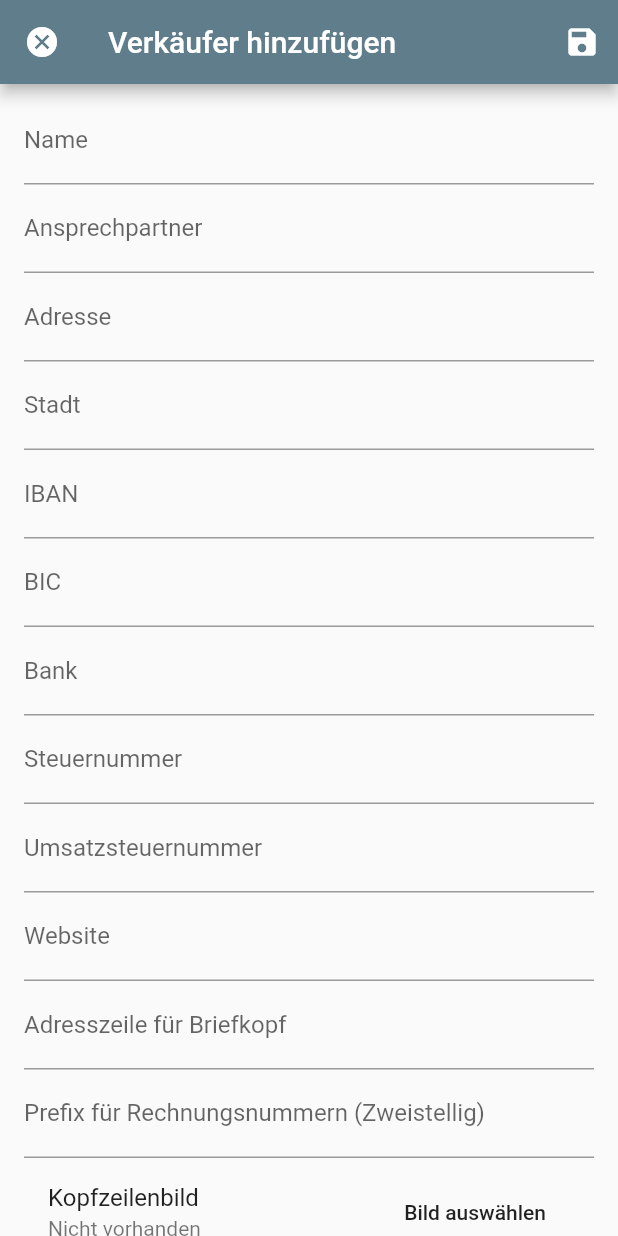
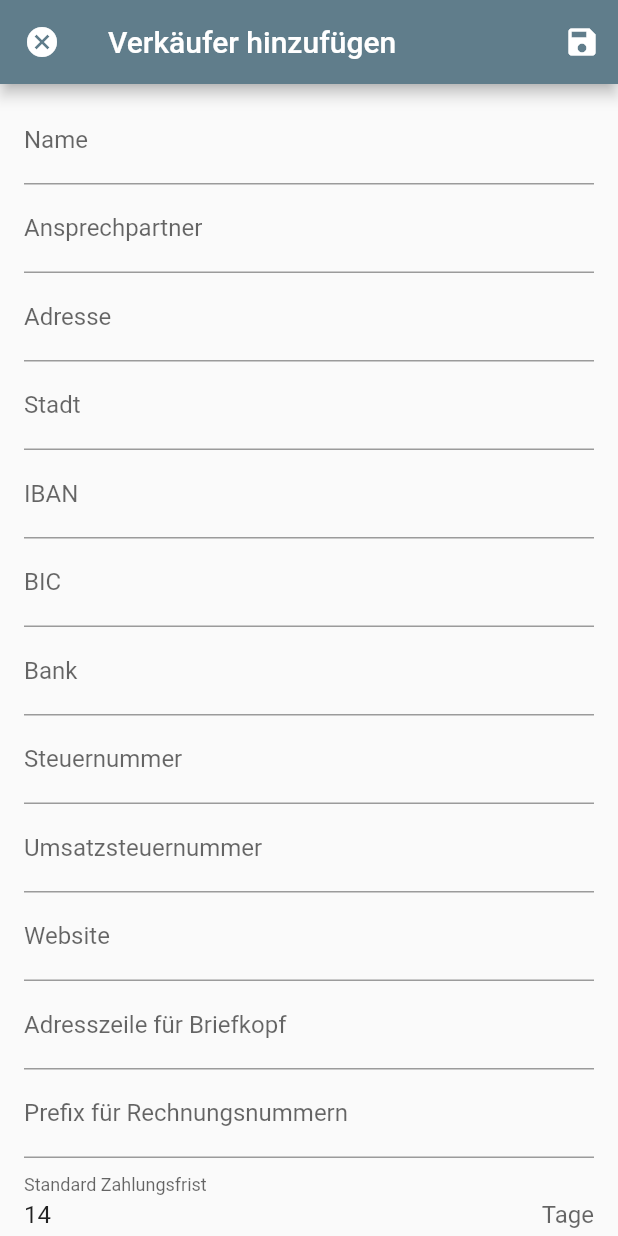
Before and after one commit to leontappe/bitter, a Flutter app: the VendorsPage screen opened by its route, after a tap on the "add" icon, on a phone screen of 412 x 824 dp. Run offline on Flutter 3.47's test engine with Material 2 defaults, Android fonts, the phone set to English and light mode, and no system bars; our stand-ins replace bloc, flutter_bloc, package_info, pdf; missing offline and left inert: file_chooser, mysql1; accounts and stored records are empty; statements that could not run were skipped.

Commit message:
add vendor-specific default payment goal and tax
Closes #18

```diff
--- a/lib/src/models/vendor.dart
+++ b/lib/src/models/vendor.dart
@@ -18,6 +18,9 @@ class Vendor {
   String fullAddress;
   String billPrefix;
 
+  int defaultDueDays;
+  int defaultTax;
+
   List<int> headerImage;
 
   Vendor({
@@ -34,6 +37,8 @@ class Vendor {
     this.website,
     @required this.fullAddress,
     @required this.billPrefix,
+    this.defaultDueDays,
+    this.defaultTax,
     this.headerImage,
   });
 
@@ -47,6 +52,8 @@ class Vendor {
         bank: null,
         fullAddress: null,
         billPrefix: null,
+        defaultDueDays: 14,
+        defaultTax: 19,
       );
 
   factory Vendor.fromMap(Map map) => Vendor(
@@ -63,6 +70,8 @@ class Vendor {
         website: (map['website'] != null) ? map['website'].toString() : null,
         fullAddress: map['full_address'].toString(),
         billPrefix: map['bill_prefix'].toString(),
+        defaultDueDays: map['default_due_days'] as int,
+        defaultTax: map['default_tax'] as int,
         headerImage:
             (map['header_image'] != null) ? base64.decode(map['header_image'].toString()) : null,
       );
@@ -80,6 +89,8 @@ class Vendor {
         'website': website,
         'full_address': fullAddress,
         'bill_prefix': billPrefix,
+        'default_due_days': defaultDueDays,
+        'default_tax': defaultTax,
         'header_image': (headerImage != null) ? base64.encode(headerImage) : null,
       };
 
--- a/lib/src/repositories/vendor_repository.dart
+++ b/lib/src/repositories/vendor_repository.dart
@@ -64,6 +64,8 @@ class VendorRepository<T extends DatabaseProvider> {
         'website',
         'full_address',
         'bill_prefix',
+        'default_due_days',
+        'default_tax',
         'header_image'
       ],
       [
@@ -80,6 +82,8 @@ class VendorRepository<T extends DatabaseProvider> {
         'TEXT',
         'TEXT',
         'TEXT',
+        'INTEGER',
+        'INTEGER',
         'TEXT'
       ],
       'id',
@@ -98,6 +102,8 @@ class VendorRepository<T extends DatabaseProvider> {
         false,
         false,
         true,
+        true,
+        true,
       ],
     );
   }
--- a/lib/src/settings/vendors/vendor_page.dart
+++ b/lib/src/settings/vendors/vendor_page.dart
@@ -113,7 +113,8 @@ class _VendorPageState extends State<VendorPage> {
                         newVendor.city = input;
                         _formKey.currentState.validate();
                         dirty = true;
-                        }),
+                      },
+                    ),
                     TextFormField(
                       initialValue: newVendor.iban,
                       maxLines: 1,
@@ -123,7 +124,8 @@ class _VendorPageState extends State<VendorPage> {
                         newVendor.iban = input;
                         _formKey.currentState.validate();
                         dirty = true;
-                        }),
+                      },
+                    ),
                     TextFormField(
                       initialValue: newVendor.bic,
                       maxLines: 1,
@@ -133,7 +135,8 @@ class _VendorPageState extends State<VendorPage> {
                         newVendor.bic = input;
                         _formKey.currentState.validate();
                         dirty = true;
-                        }),
+                      },
+                    ),
                     TextFormField(
                       initialValue: newVendor.bank,
                       maxLines: 1,
@@ -144,7 +147,8 @@ class _VendorPageState extends State<VendorPage> {
                         newVendor.bank = input;
                         _formKey.currentState.validate();
                         dirty = true;
-                        }),
+                      },
+                    ),
                     TextFormField(
                       initialValue: newVendor.taxNr,
                       maxLines: 1,
@@ -154,7 +158,8 @@ class _VendorPageState extends State<VendorPage> {
                         newVendor.taxNr = input;
                         _formKey.currentState.validate();
                         dirty = true;
-                        }),
+                      },
+                    ),
                     TextFormField(
                       initialValue: newVendor.vatNr,
                       maxLines: 1,
@@ -164,7 +169,8 @@ class _VendorPageState extends State<VendorPage> {
                         newVendor.vatNr = input;
                         _formKey.currentState.validate();
                         dirty = true;
-                        }),
+                      },
+                    ),
                     TextFormField(
                       initialValue: newVendor.website,
                       maxLines: 1,
@@ -172,7 +178,8 @@ class _VendorPageState extends State<VendorPage> {
                       onChanged: (String input) {
                         newVendor.website = input;
                         dirty = true;
-                        }),
+                      },
+                    ),
                     TextFormField(
                       initialValue: newVendor.fullAddress,
                       maxLines: 1,
@@ -182,18 +189,45 @@ class _VendorPageState extends State<VendorPage> {
                         newVendor.fullAddress = input;
                         _formKey.currentState.validate();
                         dirty = true;
-                        }),
+                      },
+                    ),
                     TextFormField(
                       maxLines: 1,
                       initialValue: newVendor.billPrefix,
-                        decoration:
-                            InputDecoration(labelText: 'Prefix für Rechnungsnummern (Zweistellig)'),
+                      decoration: InputDecoration(labelText: 'Prefix für Rechnungsnummern'),
                       validator: (input) => input.isEmpty ? 'Pflichtfeld' : null,
                       onChanged: (String input) {
                         newVendor.billPrefix = input;
                         _formKey.currentState.validate();
                         dirty = true;
-                        }),
+                      },
+                    ),
+                    TextFormField(
+                      maxLines: 1,
+                      initialValue: newVendor.defaultDueDays?.toString() ?? '14',
+                      keyboardType: TextInputType.numberWithOptions(),
+                      decoration:
+                          InputDecoration(labelText: 'Standard Zahlungsfrist', suffixText: 'Tage'),
+                      validator: (input) => input.isEmpty ? 'Pflichtfeld' : null,
+                      onChanged: (String input) {
+                        newVendor.defaultDueDays = int.parse(input);
+                        _formKey.currentState.validate();
+                        dirty = true;
+                      },
+                    ),
+                    TextFormField(
+                      maxLines: 1,
+                      initialValue: newVendor.defaultTax?.toString() ?? '19',
+                      keyboardType: TextInputType.numberWithOptions(),
+                      decoration:
+                          InputDecoration(labelText: 'Standard Umsatzsteuer', suffixText: '%'),
+                      validator: (input) => input.isEmpty ? 'Pflichtfeld' : null,
+                      onChanged: (String input) {
+                        newVendor.defaultTax = int.parse(input);
+                        _formKey.currentState.validate();
+                        dirty = true;
+                      },
+                    ),
                     ListTile(
                       title: Text('Kopfzeilenbild'),
                       subtitle: (newVendor.headerImage != null)
--- a/lib/src/widgets/vendor_card.dart
+++ b/lib/src/widgets/vendor_card.dart
@@ -30,6 +30,8 @@ class VendorCard extends StatelessWidget {
             if (vendor.website != null) Text('Website: ${vendor.website}'),
             Text('Adresszeile für Briefkopf: ${vendor.fullAddress}'),
             Text('Prefix für Rechnungsnummern: ${vendor.billPrefix}'),
+            Text('Standard Zahlungsfrist: ${vendor.defaultDueDays} Tage'),
+            Text('Standard Umsatzsteuer: ${vendor.defaultTax} %'),
             Text('Kopfzeilenbild: ${vendor.headerImage != null ? 'Vorhanden' : 'Nicht vorhanden'}'),
           ],
         ),
```
Also changed, not shown: lib/src/drafts/draft_creator.dart (+12 -3 lines). Lines whose indentation alone changed are shown as unchanged.
